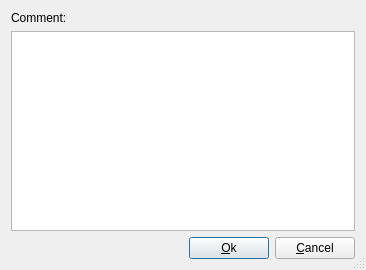
Above: src/PresentationDataDlg4.ui from mneuroth/MinDia before the change. Below: the same form after it.
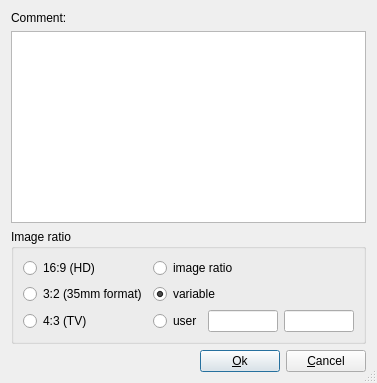
That is the form after the change.

Commit message: Added support for ImageRatio, Improved DiaInfo Dialog, Improved handling of string encodings: unified conversion QString to std::string

Patch:
```diff
--- a/src/PresentationDataDlg4.ui
+++ b/src/PresentationDataDlg4.ui
@@ -6,8 +6,8 @@
    <rect>
     <x>0</x>
     <y>0</y>
-    <width>366</width>
-    <height>270</height>
+    <width>377</width>
+    <height>383</height>
    </rect>
   </property>
   <property name="sizePolicy">
@@ -34,10 +34,7 @@
   <property name="sizeGripEnabled">
    <bool>true</bool>
   </property>
-  <layout class="QVBoxLayout">
-   <property name="margin">
-    <number>11</number>
-   </property>
+  <layout class="QVBoxLayout" name="verticalLayout">
    <item>
     <widget class="QLabel" name="m_pCommentLabel">
      <property name="text">
@@ -51,6 +48,66 @@
    <item>
     <widget class="QTextEdit" name="m_pComment"/>
    </item>
+   <item>
+    <widget class="QGroupBox" name="gpbImageRatio">
+     <property name="title">
+      <string>Image ratio</string>
+     </property>
+     <layout class="QGridLayout" name="gridLayout">
+      <item row="0" column="0">
+       <widget class="QRadioButton" name="m_prbt16_9">
+        <property name="text">
+         <string>16:9 (HD)</string>
+        </property>
+       </widget>
+      </item>
+      <item row="2" column="0">
+       <widget class="QRadioButton" name="m_prbt3_2">
+        <property name="text">
+         <string>3:2 (35mm format)</string>
+        </property>
+       </widget>
+      </item>
+      <item row="3" column="3">
+       <widget class="QLineEdit" name="txtDY"/>
+      </item>
+      <item row="3" column="0">
+       <widget class="QRadioButton" name="m_prbt4_3">
+        <property name="text">
+         <string>4:3 (TV)</string>
+        </property>
+       </widget>
+      </item>
+      <item row="3" column="1">
+       <widget class="QRadioButton" name="m_prbtUser">
+        <property name="text">
+         <string>user</string>
+        </property>
+       </widget>
+      </item>
+      <item row="3" column="2">
+       <widget class="QLineEdit" name="txtDX"/>
+      </item>
+      <item row="2" column="1" colspan="3">
+       <widget class="QRadioButton" name="m_prbtVariable">
+        <property name="text">
+         <string>variable</string>
+        </property>
+        <property name="checked">
+         <bool>true</bool>
+        </property>
+       </widget>
+      </item>
+      <item row="0" column="1" colspan="2">
+       <widget class="QRadioButton" name="m_prbtImageRatio">
+        <property name="text">
+         <string>image ratio</string>
+        </property>
+       </widget>
+      </item>
+     </layout>
+    </widget>
+   </item>
    <item>
     <layout class="QHBoxLayout">
      <item>
```
The commit also changes 18 other files.
